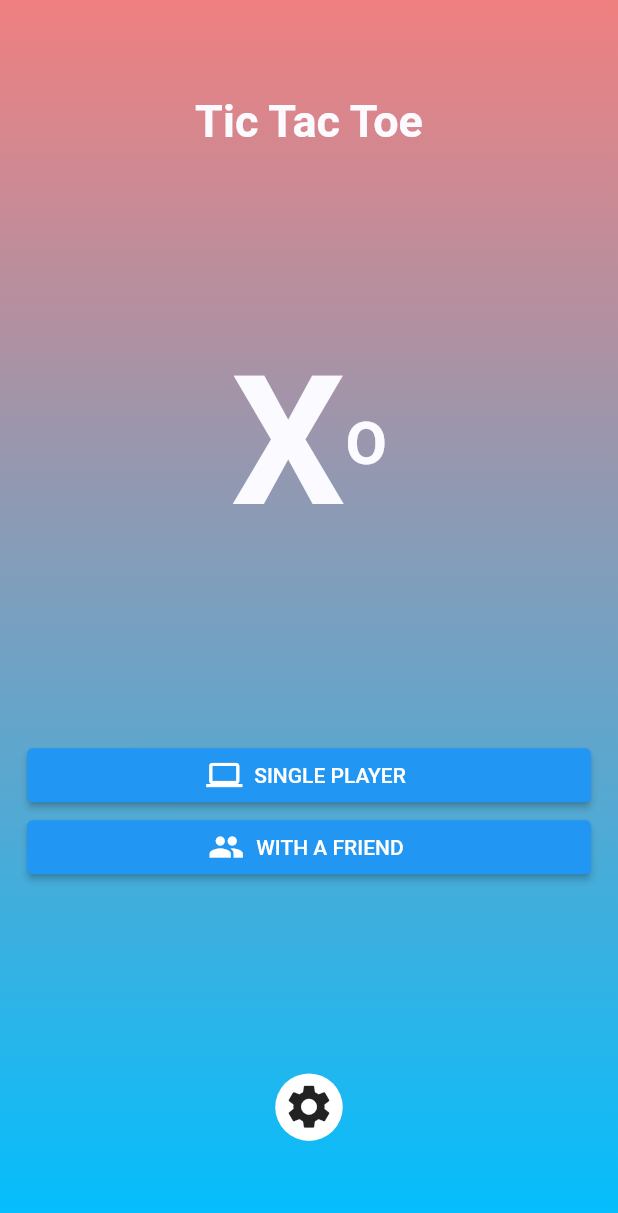
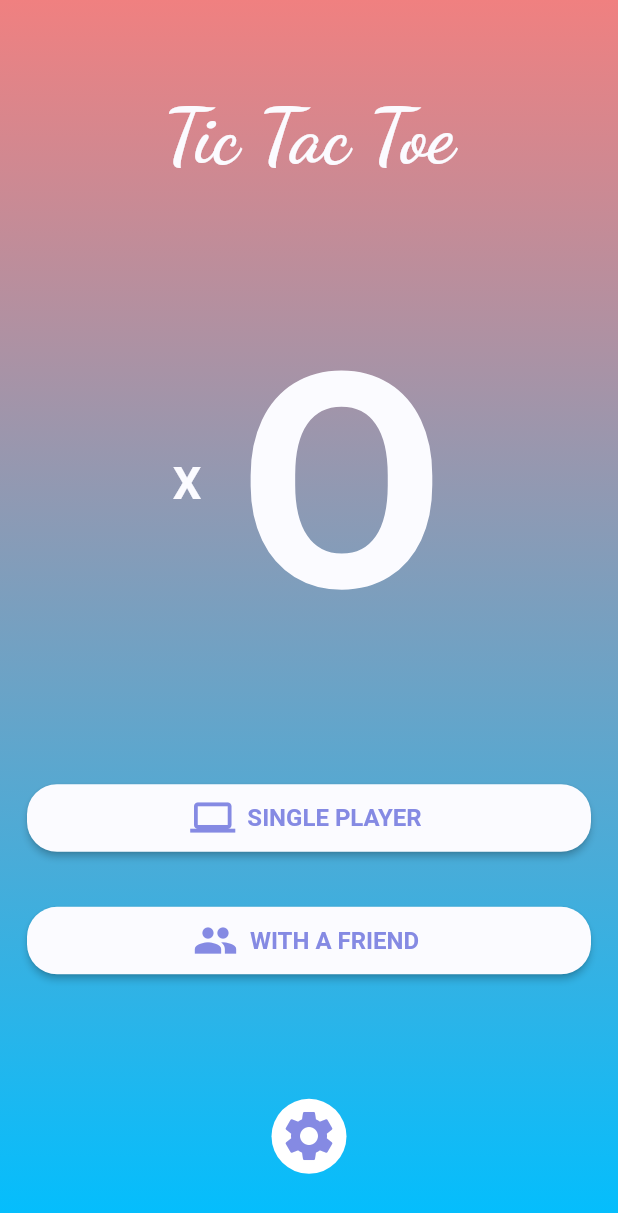
Before and after one commit to mohamedlotfy50/tic_tac_toe, a Flutter app: the screen it shows after launch, on a phone screen of 412 x 824 dp. Shown: the top 1213 px of the screen. Run offline on Flutter 3.47's test engine with Material 2 defaults, Android fonts, the phone set to English and light mode, and no system bars.

Commit message:
finish home page with animations

```diff
--- a/lib/screens/home_screen.dart
+++ b/lib/screens/home_screen.dart
@@ -1,16 +1,13 @@
 import 'package:flutter/material.dart';
+import 'package:tic_tac_toe/widgets/animated_title.dart';
+import 'package:tic_tac_toe/widgets/animated_xo.dart';
 import '../themes/colors_scheme.dart';
 import '../widgets/circular_icon_button.dart';
 import '../widgets/rounded_elevated_button.dart';
 
-class HomeScreen extends StatefulWidget {
+class HomeScreen extends StatelessWidget {
   HomeScreen({Key? key}) : super(key: key);
 
-  @override
-  _HomeScreenState createState() => _HomeScreenState();
-}
-
-class _HomeScreenState extends State<HomeScreen> {
   @override
   Widget build(BuildContext context) {
     return Scaffold(
@@ -31,38 +28,13 @@ class _HomeScreenState extends State<HomeScreen> {
         child: Column(
           mainAxisAlignment: MainAxisAlignment.spaceAround,
           children: [
-            Text(
-              'Tic Tac Toe',
-              textAlign: TextAlign.center,
-              style: TextStyle(
-                color: MyColorsScheme.white,
-                fontWeight: FontWeight.bold,
-                fontSize: 30,
-              ),
-            ),
-            Row(
-              mainAxisAlignment: MainAxisAlignment.center,
-              children: [
-                Text(
-                  'X',
-                  style: TextStyle(
-                    color: MyColorsScheme.white,
-                    fontWeight: FontWeight.bold,
-                    fontSize: 120,
-                  ),
-                ),
-                Text(
-                  'O',
-                  style: TextStyle(
-                    color: MyColorsScheme.white,
-                    fontWeight: FontWeight.bold,
-                    fontSize: 40,
-                  ),
-                ),
-              ],
-            ),
-            Column(
+            AnimatedTitle(),
+            AnimatedXO(),
+            Container(
+              height: MediaQuery.of(context).size.height / 6.5,
+              child: Column(
                 crossAxisAlignment: CrossAxisAlignment.stretch,
+                mainAxisAlignment: MainAxisAlignment.spaceBetween,
                 children: [
                   RoundedElevatedButton(
                     icon: Icons.computer,
@@ -76,11 +48,13 @@ class _HomeScreenState extends State<HomeScreen> {
                   ),
                 ],
               ),
+            ),
             CircularIconButton(
               onPressed: () {},
               icon: Icon(
                 Icons.settings,
-                size: 35,
+                size: 40,
+                color: MyColorsScheme.purple,
               ),
               backgroundColor: Colors.white,
             )
--- /dev/null
+++ b/lib/widgets/animated_title.dart
@@ -0,0 +1,37 @@
+import 'package:flutter/material.dart';
+import 'package:tic_tac_toe/themes/colors_scheme.dart';
+
+class AnimatedTitle extends StatefulWidget {
+  AnimatedTitle({Key? key}) : super(key: key);
+
+  @override
+  _AnimatedTitleState createState() => _AnimatedTitleState();
+}
+
+class _AnimatedTitleState extends State<AnimatedTitle> {
+  @override
+  Widget build(BuildContext context) {
+    return TweenAnimationBuilder(
+      tween: Tween<double>(begin: 0, end: 1),
+      duration: Duration(milliseconds: 700),
+      builder: (BuildContext context, double value, Widget? child) {
+        return Opacity(
+          opacity: value,
+          child: Padding(
+            padding: EdgeInsets.only(top: value * 20),
+            child: child,
+          ),
+        );
+      },
+      child: Text(
+        'Tic Tac Toe',
+        textAlign: TextAlign.center,
+        style: TextStyle(
+            color: MyColorsScheme.white,
+            fontWeight: FontWeight.w700,
+            fontSize: 50,
+            fontFamily: 'Dancing Script'),
+      ),
+    );
+  }
+}
--- /dev/null
+++ b/lib/widgets/animated_xo.dart
@@ -0,0 +1,103 @@
+import 'package:flutter/material.dart';
+import 'package:tic_tac_toe/themes/colors_scheme.dart';
+
+class AnimatedXO extends StatefulWidget {
+  AnimatedXO({Key? key}) : super(key: key);
+
+  @override
+  _AnimatedXOState createState() => _AnimatedXOState();
+}
+
+class _AnimatedXOState extends State<AnimatedXO>
+    with SingleTickerProviderStateMixin {
+  late AnimationController _animationController;
+  late Animation<double> _xSizeAnimation;
+  late Animation<double> _oSizeAnimation;
+  @override
+  void initState() {
+    _animationController = AnimationController(
+      vsync: this,
+      duration: Duration(milliseconds: 1300),
+    );
+    _xSizeAnimation = TweenSequence(<TweenSequenceItem<double>>[
+      TweenSequenceItem<double>(
+          tween: Tween<double>(
+            begin: 30,
+            end: 200,
+          ),
+          weight: 50),
+      TweenSequenceItem<double>(
+          tween: Tween<double>(
+            begin: 200,
+            end: 200,
+          ),
+          weight: 50),
+      TweenSequenceItem<double>(
+          tween: Tween<double>(begin: 200, end: 30), weight: 50),
+      TweenSequenceItem<double>(
+          tween: Tween<double>(begin: 30, end: 30), weight: 50),
+    ]).animate(_animationController);
+    _oSizeAnimation = TweenSequence(<TweenSequenceItem<double>>[
+      TweenSequenceItem<double>(
+          tween: Tween<double>(begin: 200, end: 30), weight: 50),
+      TweenSequenceItem<double>(
+          tween: Tween<double>(begin: 30, end: 30), weight: 50),
+      TweenSequenceItem<double>(
+          tween: Tween<double>(
+            begin: 30,
+            end: 200,
+          ),
+          weight: 50),
+      TweenSequenceItem<double>(
+          tween: Tween<double>(
+            begin: 200,
+            end: 200,
+          ),
+          weight: 50),
+    ]).animate(_animationController);
+    _animationController.repeat();
+    _animationController.addListener(() {
+      setState(() {});
+    });
+    super.initState();
+  }
+
+  @override
+  void dispose() {
+    _animationController.dispose();
+    super.dispose();
+  }
+
+  @override
+  Widget build(BuildContext context) {
+    return AnimatedBuilder(
+      animation: _animationController,
+      builder: (context, child) => child!,
+      child: Container(
+        height: MediaQuery.of(context).size.height / 3.5,
+        width: MediaQuery.of(context).size.width / 2,
+        child: Row(
+          mainAxisAlignment: MainAxisAlignment.spaceAround,
+          children: [
+            Text(
+              'X',
+              style: TextStyle(
+                color: MyColorsScheme.white,
+                fontWeight: FontWeight.bold,
+                fontSize: _xSizeAnimation.value,
+              ),
+            ),
+            Text(
+              'O',
+              style: TextStyle(
+                color: MyColorsScheme.white,
+                fontWeight: FontWeight.bold,
+                fontSize: _oSizeAnimation.value,
+              ),
+            ),
+          ],
+        ),
+      ),
+    );
+  }
+}
--- a/lib/widgets/rounded_elevated_button.dart
+++ b/lib/widgets/rounded_elevated_button.dart
@@ -1,4 +1,5 @@
 import 'package:flutter/material.dart';
+import 'package:tic_tac_toe/themes/colors_scheme.dart';
 
 class RoundedElevatedButton extends StatefulWidget {
   final String text;
@@ -18,11 +19,26 @@ class RoundedElevatedButton extends StatefulWidget {
 class _RoundedElevatedButtonState extends State<RoundedElevatedButton> {
   @override
   Widget build(BuildContext context) {
-    return ElevatedButton.icon(
-      icon: Icon(widget.icon),
-      onPressed: widget.onPressd,
-      label: Text(
-        widget.text.toUpperCase(),
+    return SizedBox(
+      height: 45,
+      child: ElevatedButton.icon(
+        style: ElevatedButton.styleFrom(
+            primary: MyColorsScheme.white,
+            shape: RoundedRectangleBorder(
+                borderRadius: BorderRadius.circular(20))),
+        icon: Icon(
+          widget.icon,
+          color: MyColorsScheme.purple,
+          size: 30,
+        ),
+        onPressed: widget.onPressd,
+        label: Text(
+          widget.text.toUpperCase(),
+          style: TextStyle(
+              color: MyColorsScheme.purple,
+              fontSize: 16,
+              fontWeight: FontWeight.bold),
+        ),
       ),
     );
   }
```
Also changed, not shown: pubspec.yaml (+8 -9 lines), assets/fonts/Dancing_Script/DancingScript-Bold.ttf (added), assets/fonts/Dancing_Script/DancingScript-Medium.ttf (added), assets/fonts/Dancing_Script/DancingScript-Regular.ttf (added), assets/fonts/Dancing_Script/DancingScript-SemiBold.ttf (added), assets/fonts/Dancing_Script/DancingScript-VariableFont_wght.ttf (added), pubspec.lock, 2 other files. Lines whose indentation alone changed are shown as unchanged.
